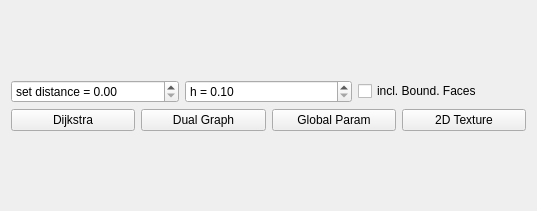
Above: MastersThesisToolbarBase.ui from Wuschelbueb/interactive-quadmesh-design before the change. Below: the same form after it.
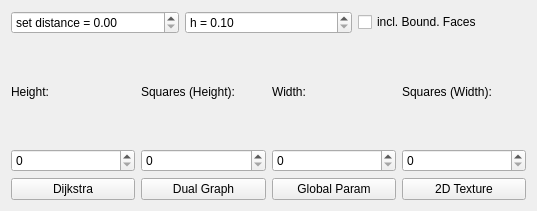
That is the form after the change.

Commit message: prepared ui for more params

Diff of the .ui file:
```diff
--- a/MastersThesisToolbarBase.ui
+++ b/MastersThesisToolbarBase.ui
@@ -56,6 +56,66 @@
        </item>
       </layout>
      </item>
+     <item>
+      <layout class="QHBoxLayout" name="horizontalLayout_3">
+       <item>
+        <layout class="QVBoxLayout" name="verticalLayout_2">
+         <item>
+          <widget class="QLabel" name="label">
+           <property name="text">
+            <string>Height:</string>
+           </property>
+          </widget>
+         </item>
+         <item>
+          <widget class="QSpinBox" name="height_patch"/>
+         </item>
+        </layout>
+       </item>
+       <item>
+        <layout class="QVBoxLayout" name="verticalLayout_3">
+         <item>
+          <widget class="QLabel" name="m_resolution">
+           <property name="text">
+            <string>Squares (Height):</string>
+           </property>
+          </widget>
+         </item>
+         <item>
+          <widget class="QSpinBox" name="spinBox_2"/>
+         </item>
+        </layout>
+       </item>
+       <item>
+        <layout class="QVBoxLayout" name="verticalLayout_4">
+         <item>
+          <widget class="QLabel" name="width_patch">
+           <property name="text">
+            <string>Width:</string>
+           </property>
+          </widget>
+         </item>
+         <item>
+          <widget class="QSpinBox" name="spinBox_3"/>
+         </item>
+        </layout>
+       </item>
+       <item>
+        <layout class="QVBoxLayout" name="verticalLayout_5">
+         <item>
+          <widget class="QLabel" name="n_resolution">
+           <property name="text">
+            <string>Squares (Width):</string>
+           </property>
+          </widget>
+         </item>
+         <item>
+          <widget class="QSpinBox" name="spinBox_4"/>
+         </item>
+        </layout>
+       </item>
+      </layout>
+     </item>
      <item>
       <layout class="QHBoxLayout" name="horizontalLayout">
        <item>
```
